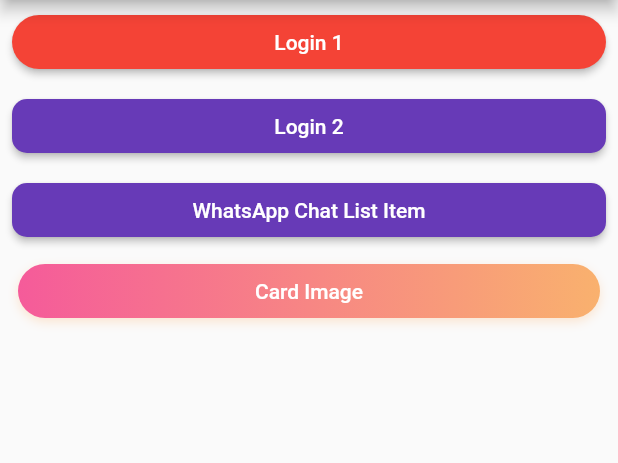
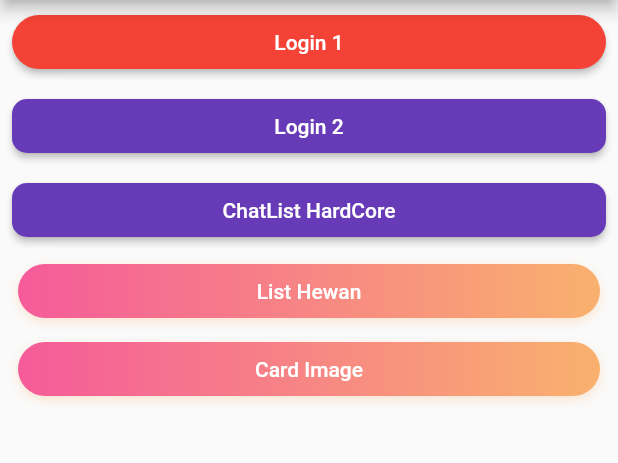
Before and after one commit to AjiSetya/latihan_flutter_dasar, a Flutter app: the screen it shows after launch, on a phone screen of 412 x 824 dp, the part 84-547 px from its top. Run offline on Flutter 3.47's test engine with Material 2 defaults, Android fonts, the phone set to English and light mode, and no system bars; drawn by our look-alikes of gradient_widgets.

Commit message:
show simple listview

```diff
--- a/lib/main.dart
+++ b/lib/main.dart
@@ -2,6 +2,7 @@ import 'package:flutter/material.dart';
 import 'Login1.dart';
 import 'WaChatItem.dart';
 import 'CardImage.dart';
+import 'ListHewan.dart';
 import 'package:gradient_widgets/gradient_widgets.dart';
 
 void main() =>
@@ -54,13 +55,32 @@ class MyApp extends StatelessWidget {
                     borderRadius: BorderRadius.circular(10.0)),
                 color: Colors.deepPurple,
                 child: Text(
-                  "WhatsApp Chat List Item",
+                  "ChatList HardCore",
                   style: TextStyle(color: Colors.white),
                 ),
                 onPressed: () {
                   Navigator.push(context,
                       MaterialPageRoute(builder: (context) => WaChatItem()));
                 }),
+          ),
+          Padding(
+            padding: const EdgeInsets.only(
+                left: 8.0, top: 4.0, right: 8.0, bottom: 4.0),
+            child: Column(
+              crossAxisAlignment: CrossAxisAlignment.stretch,
+              children: <Widget>[
+                GradientButton(
+                  increaseWidthBy: 10000.0,
+                  child: Text("List Hewan"),
+                  callback: () {
+                    Navigator.push(context,
+                        MaterialPageRoute(builder: (context) => ListHewan()));
+                  },
+                  gradient: Gradients.hotLinear,
+                  shadowColor: Gradients.hotLinear.colors.last.withOpacity(0.3),
+                ),
+              ],
+            ),
           ),
           Padding(
             padding: const EdgeInsets.only(
```
Also changed, not shown: lib/ListHewan.dart (added, +66 -0 lines).
